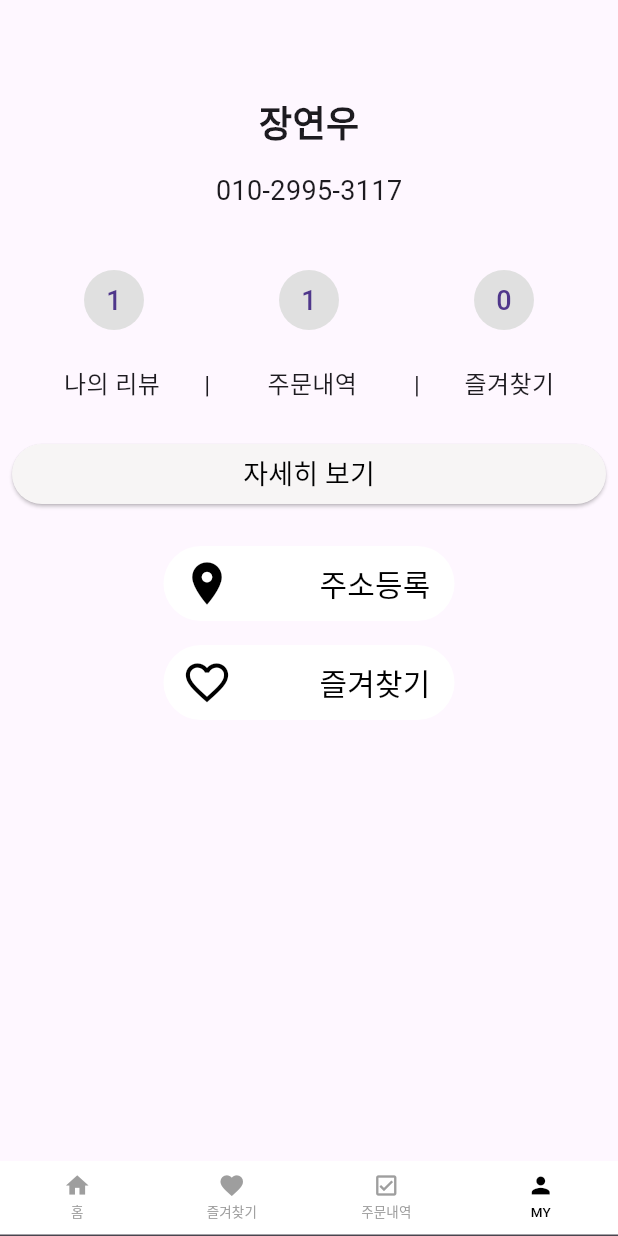
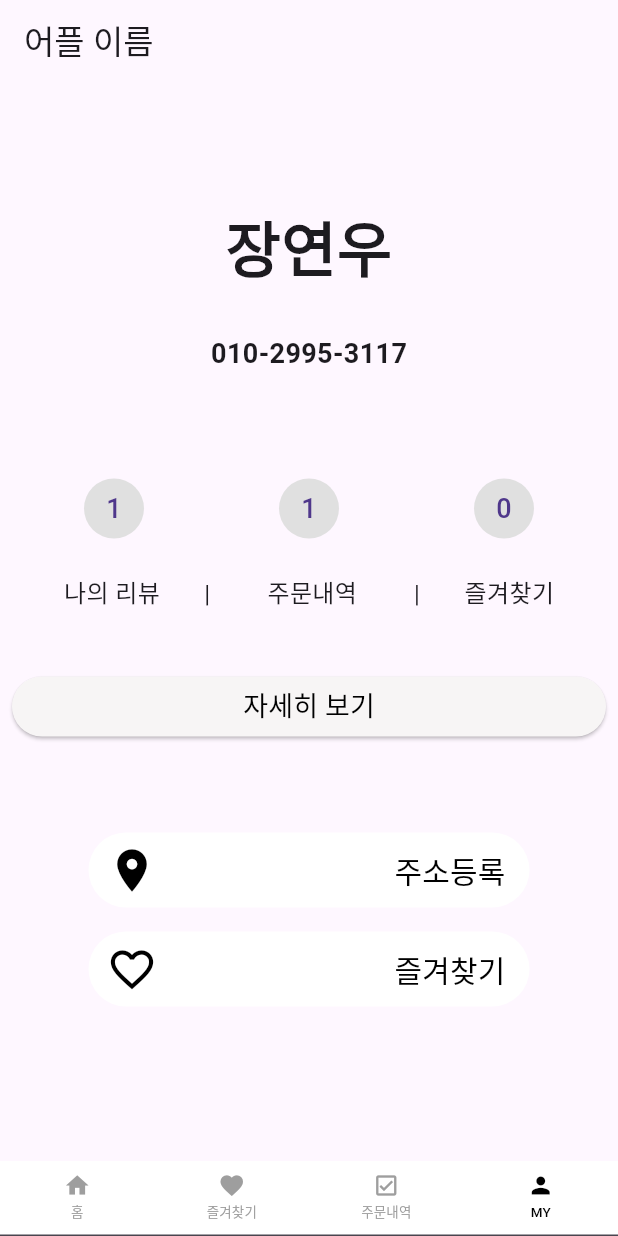
Before and after one commit to YeonwooNuf/DeliverApp, a Flutter app: the screen it shows after launch, item 4 of the bottom bar chosen, on a phone screen of 412 x 824 dp. Run offline on Flutter 3.47's test engine with Material 3 defaults, Android fonts, the phone set to English and light mode, and no system bars.

Commit message:
MyPageCommit
마이페이지 1차 // 연우

```diff
--- a/lib/pages/MyPage.dart
+++ b/lib/pages/MyPage.dart
@@ -1,12 +1,14 @@
-import 'package:delivery/pages/FavoritePage.dart';
 import 'package:flutter/material.dart';
-import 'package:flutter/cupertino.dart';
 
+// void main() {
+//   runApp(MyPage());
+// }
 
 class MyPage extends StatelessWidget {
   @override
   Widget build(BuildContext context) {
     return MaterialApp(
+      title: '배달 앱',
       home: DeliveryScreen(),
     );
   }
@@ -17,24 +19,26 @@ class DeliveryScreen extends StatelessWidget {
   Widget build(BuildContext context) {
     return Scaffold(
       appBar: AppBar(
+        title: Text('어플 이름'),
       ),
       body: Padding(
         padding: const EdgeInsets.symmetric(horizontal: 8.0),
         child: Column(
+          // mainAxisAlignment: MainAxisAlignment.end,
           crossAxisAlignment: CrossAxisAlignment.center,
-          // mainAxisAlignment: MainAxisAlignment.center,
+          mainAxisAlignment: MainAxisAlignment.start,
           children: [
-            SizedBox(height: 8),
+            SizedBox(height: 80),
             Text(
               '장연우',
-              style: TextStyle(fontSize: 24, fontWeight: FontWeight.bold),
+              style: TextStyle(fontSize: 40, fontWeight: FontWeight.bold),
             ),
-            SizedBox(height: 16),
+            SizedBox(height: 30),
             Text(
               '010-2995-3117',
-              style: TextStyle(fontSize: 18),
+              style: TextStyle(fontSize: 18, fontWeight: FontWeight.bold),
             ),
-            SizedBox(height: 40),
+            SizedBox(height: 70),
             Row(
               mainAxisAlignment: MainAxisAlignment.center,
               children: [
@@ -71,7 +75,7 @@ class DeliveryScreen extends StatelessWidget {
               '나의 리뷰       |         주문내역         |       즐겨찾기',
               style: TextStyle(fontSize: 16),
             ),
-            SizedBox(height: 24),
+            SizedBox(height: 40),
             SizedBox(
               width: double.infinity,
               child: ElevatedButton(
@@ -91,8 +95,9 @@ class DeliveryScreen extends StatelessWidget {
                 ),
               ),
             ),
-            SizedBox(height: 24),
+            SizedBox(height: 60),
             Column(
+              crossAxisAlignment: CrossAxisAlignment.start,
               children: [
                 TextButton.icon(
                   onPressed: () {
@@ -103,7 +108,7 @@ class DeliveryScreen extends StatelessWidget {
                   },
                   icon: Icon(Icons.location_on, size: 34),
                   label: Padding(
-                    padding: const EdgeInsets.only(left: 50.0),
+                    padding: const EdgeInsets.only(left: 150.0),
                     child: Text(
                       '주소등록',
                       style: TextStyle(fontSize: 20),
@@ -119,12 +124,12 @@ class DeliveryScreen extends StatelessWidget {
                   onPressed: () {
                     Navigator.push(
                       context,
-                      MaterialPageRoute(builder: (context) => FavoritePage()),
+                      MaterialPageRoute(builder: (context) => FavoritesPage()),
                     );
                   },
                   icon: Icon(Icons.favorite_border, size: 34),
                   label: Padding(
-                    padding: const EdgeInsets.only(left: 50.0),
+                    padding: const EdgeInsets.only(left: 150.0),
                     child: Text(
                       '즐겨찾기',
                       style: TextStyle(fontSize: 20),
@@ -172,16 +177,16 @@ class AddressPage extends StatelessWidget {
   }
 }
 
-// class FavoritesPage extends StatelessWidget {
-//   @override
-//   Widget build(BuildContext context) {
-//     return Scaffold(
-//       appBar: AppBar(
-//         title: Text('즐겨찾기'),
-//       ),
-//       body: Center(
-//         child: Text('즐겨찾기 페이지'),
-//       ),
-//     );
-//   }
-// }
+class FavoritesPage extends StatelessWidget {
+  @override
+  Widget build(BuildContext context) {
+    return Scaffold(
+      appBar: AppBar(
+        title: Text('즐겨찾기'),
+      ),
+      body: Center(
+        child: Text('즐겨찾기 페이지'),
+      ),
+    );
+  }
+}
```
Also changed, not shown: lib/pages/HomPage.dart (added, +188 -0 lines).
